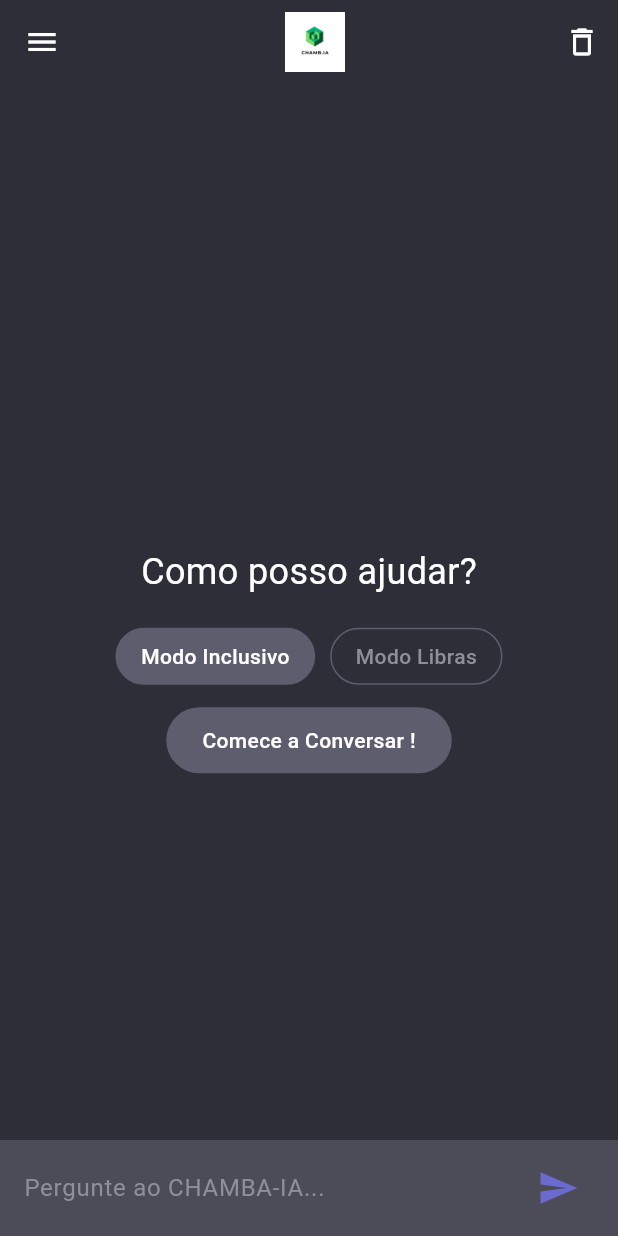
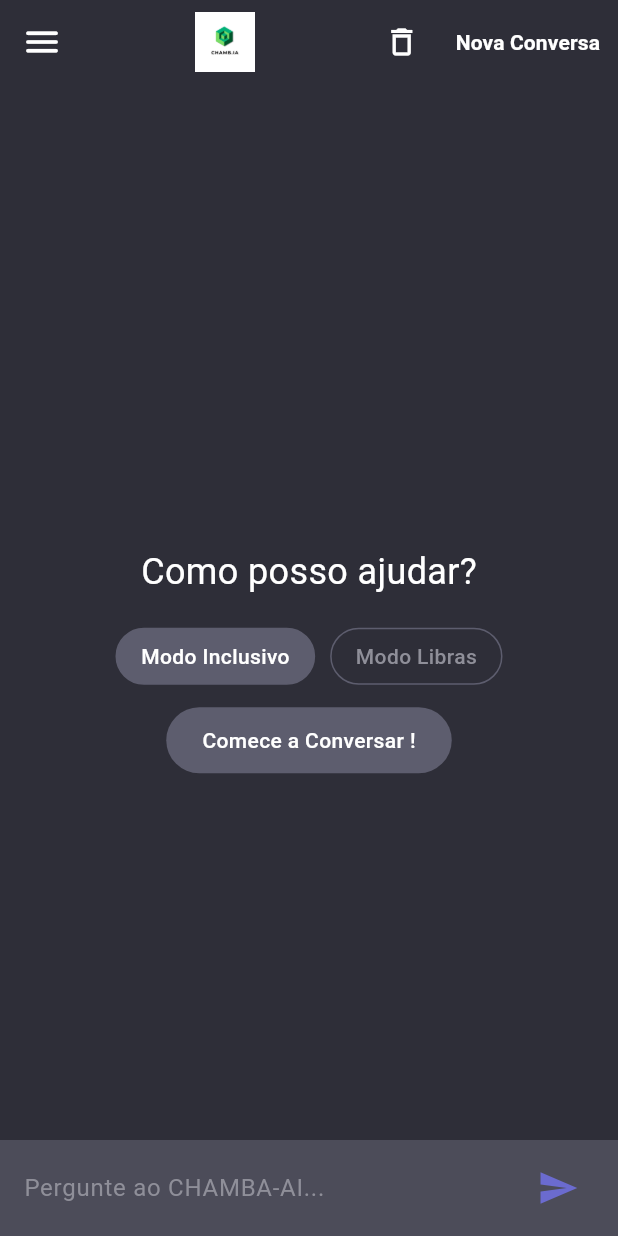
Before and after one commit to Chambarelli-AI/Chamba-IA, a Flutter app: the screen it shows after launch, in the side drawer, after a tap on the "send" icon, on a phone screen of 412 x 824 dp. Run offline on Flutter 3.47's test engine with Material 3 defaults, Android fonts, the phone set to English and light mode, and no system bars; our stand-ins replace shared_preferences.

Commit message:
Botão Nova Conversa e Implementação dos Chats: Armazenamento Local das Mensagens

```diff
--- a/lib/main.dart
+++ b/lib/main.dart
@@ -1,4 +1,6 @@
 import 'package:flutter/material.dart';
+import 'dart:convert';
+import 'package:shared_preferences/shared_preferences.dart';
 
 void main() {
   runApp(const MyApp());
@@ -25,8 +27,103 @@ class _MyAppState extends State<MyApp> {
   }
 }
 
-class ChatScreen extends StatelessWidget {
+class ChatScreen extends StatefulWidget {
   const ChatScreen({super.key});
+
+  @override
+  State<ChatScreen> createState() => _ChatScreenState();
+}
+
+@override
+class _ChatScreenState extends State<ChatScreen> {
+  final TextEditingController _textController = TextEditingController();
+  final List<String> _messages = [];
+  bool _isInitialScreen = true;
+  late SharedPreferences _prefs;
+  List<Map<String, dynamic>> _conversations = [];
+  int _currentConversationIndex = -1;
+
+  @override
+  void initState() {
+    super.initState();
+    _loadConversations();
+  }
+
+  Future<void> _loadConversations() async {
+    _prefs = await SharedPreferences.getInstance();
+    final List<String> loadedConversations =
+        _prefs.getStringList('conversations') ?? [];
+    setState(() {
+      _conversations = loadedConversations
+          .map((json) => jsonDecode(json) as Map<String, dynamic>)
+          .toList();
+      if (_conversations.isNotEmpty) {
+        _currentConversationIndex = 0;
+        _messages.addAll(List<String>.from(_conversations[0]['messages']));
+        _isInitialScreen = _messages.isEmpty;
+      }
+    });
+  }
+
+  Future<void> _saveConversations() async {
+    final List<String> jsonConversations = _conversations
+        .map((conv) => jsonEncode(conv))
+        .toList();
+    await _prefs.setStringList('conversations', jsonConversations);
+  }
+
+  void _handleSubmitted(String text) {
+    if (text.trim().isEmpty) {
+      return;
+    }
+
+    if (_isInitialScreen) {
+      _startNewConversation();
+    }
+    _textController.clear();
+    setState(() {
+      _messages.add(text);
+      _isInitialScreen = false;
+      _conversations[_currentConversationIndex]['messages'].add(text);
+    });
+    _saveConversations();
+  }
+
+  void _clearChat() {
+    setState(() {
+      _messages.clear();
+      _isInitialScreen = true;
+      if (_currentConversationIndex != -1) {
+        _conversations.removeAt(_currentConversationIndex);
+        _currentConversationIndex = -1;
+      }
+    });
+    _saveConversations();
+  }
+
+  void _startNewConversation() {
+    final newConversation = {
+      'name': 'Conversa #${_conversations.length + 1}',
+      'messages': [],
+    };
+    setState(() {
+      _conversations.insert(0, newConversation);
+      _currentConversationIndex = 0;
+      _messages.clear();
+      _isInitialScreen = true;
+    });
+    _saveConversations();
+  }
+
+  void _loadConversation(int index) {
+    setState(() {
+      _currentConversationIndex = index;
+      _messages.clear();
+      _messages.addAll(List<String>.from(_conversations[index]['messages']));
+      _isInitialScreen = _messages.isEmpty;
+    });
+    Navigator.of(context).pop();
+  }
 
   @override
   Widget build(BuildContext context) {
@@ -46,7 +143,17 @@ class ChatScreen extends StatelessWidget {
                 ),
               ),
             ),
-            ListTile(),
+            ..._conversations.asMap().entries.map((entry) {
+              final index = entry.key;
+              final conv = entry.value;
+              return ListTile(
+                title: Text(
+                  conv['name'],
+                  style: const TextStyle(color: Colors.white),
+                ),
+                onTap: () => _loadConversation(index),
+              );
+            }),
           ],
         ),
       ),
@@ -55,16 +162,26 @@ class ChatScreen extends StatelessWidget {
         // Cor de fundo da AppBar
         iconTheme: const IconThemeData(color: Colors.white),
         elevation: 0,
-        title: Row(
-          mainAxisAlignment: MainAxisAlignment.center,
-          children: [
-            Image.asset(
+        title: Center(
+          child: Image.asset(
             'assets/images/logo_darkmode.png',
             width: 40,
-              height: 150,
+            //height: 150,
           ),
-            //TODO: Ajustar imagem
-          ],
+        ),
+        leading: Builder(
+          builder: (context) {
+            return IconButton(
+              icon: const Icon(
+                Icons.menu_rounded,
+                color: Colors.white,
+                size: 28,
+              ),
+              onPressed: () {
+                Scaffold.of(context).openDrawer();
+              },
+            );
+          },
         ),
         actions: [
           /*
@@ -79,21 +196,32 @@ class ChatScreen extends StatelessWidget {
             },
           ),
           */
+          //Botão: Deletar conversa
           IconButton(
             icon: const Icon(
               Icons.delete_outline,
               color: Colors.white,
               size: 24,
             ),
-            onPressed: () {
-              // TODO: Limpar conversa
-            },
+            onPressed: _clearChat,
+          ),
+          // Botão: Nova Conversa
+          TextButton(
+            onPressed: _startNewConversation,
+            child: const Text(
+              'Nova Conversa',
+              style: TextStyle(
+                color: Colors.white,
+                fontWeight: FontWeight.bold,
+              ),
+            ),
           ),
         ],
       ),
+
       body: Stack(
         children: [
-          // Conteúdo central
+          if (_isInitialScreen)
             Positioned.fill(
               child: Column(
                 mainAxisAlignment: MainAxisAlignment.center,
@@ -108,7 +236,6 @@ class ChatScreen extends StatelessWidget {
                     ),
                   ),
                   const SizedBox(height: 20),
-                // Botões de modo
                   Row(
                     mainAxisAlignment: MainAxisAlignment.center,
                     children: [
@@ -118,12 +245,40 @@ class ChatScreen extends StatelessWidget {
                     ],
                   ),
                   const SizedBox(height: 15),
-                // Botão "Comece a Conversar !"
                   _buildStartConversationButton(),
                 ],
               ),
+            )
+          else
+            ListView.builder(
+              padding: const EdgeInsets.only(
+                bottom: 80.0,
+                top: 10.0,
+                left: 16.0,
+                right: 16.0,
               ),
-          // Input fixo na parte inferior
+              reverse: false,
+              // Isso faz com que a lista role para baixo por padrão
+              itemCount: _messages.length,
+              itemBuilder: (context, index) {
+                final message = _messages[index];
+                return Align(
+                  alignment: Alignment.centerRight, // Mensagem do usuário
+                  child: Container(
+                    margin: const EdgeInsets.symmetric(vertical: 4.0),
+                    padding: const EdgeInsets.all(12.0),
+                    decoration: BoxDecoration(
+                      color: const Color(0xFF6B6BCF),
+                      borderRadius: BorderRadius.circular(20),
+                    ),
+                    child: Text(
+                      message,
+                      style: const TextStyle(color: Colors.white),
+                    ),
+                  ),
+                );
+              },
+            ),
           Align(
             alignment: Alignment.bottomCenter,
             child: Container(
@@ -131,17 +286,19 @@ class ChatScreen extends StatelessWidget {
                 horizontal: 16.0,
                 vertical: 8.0,
               ),
-              color: const Color(0xFF4C4C59), // Fundo do campo de entrada
+              color: const Color(0xFF4C4C59),
               child: Row(
                 children: [
-                  const Expanded(
+                  Expanded(
                     child: TextField(
-                      decoration: InputDecoration(
-                        hintText: 'Pergunte ao CHAMBA-IA...',
+                      controller: _textController,
+                      onSubmitted: _handleSubmitted,
+                      decoration: const InputDecoration(
+                        hintText: 'Pergunte ao CHAMBA-AI...',
                         hintStyle: TextStyle(color: Color(0xFF8F8F99)),
                         border: InputBorder.none,
                       ),
-                      style: TextStyle(color: Colors.white),
+                      style: const TextStyle(color: Colors.white),
                     ),
                   ),
                   IconButton(
@@ -150,9 +307,7 @@ class ChatScreen extends StatelessWidget {
                       color: Color(0xFF6B6BCF),
                       size: 28,
                     ),
-                    onPressed: () {
-                      // TODO: Implementar envio da mensagem
-                    },
+                    onPressed: () => _handleSubmitted(_textController.text),
                   ),
                 ],
               ),
--- a/pubspec.yaml
+++ b/pubspec.yaml
@@ -34,6 +34,7 @@ dependencies:
   # The following adds the Cupertino Icons font to your application.
   # Use with the CupertinoIcons class for iOS style icons.
   cupertino_icons: ^1.0.8
+  shared_preferences: ^2.5.3
 
 dev_dependencies:
   flutter_test:
```
Also changed, not shown: pubspec.lock, 1 other file. Lines whose indentation alone changed are shown as unchanged.
